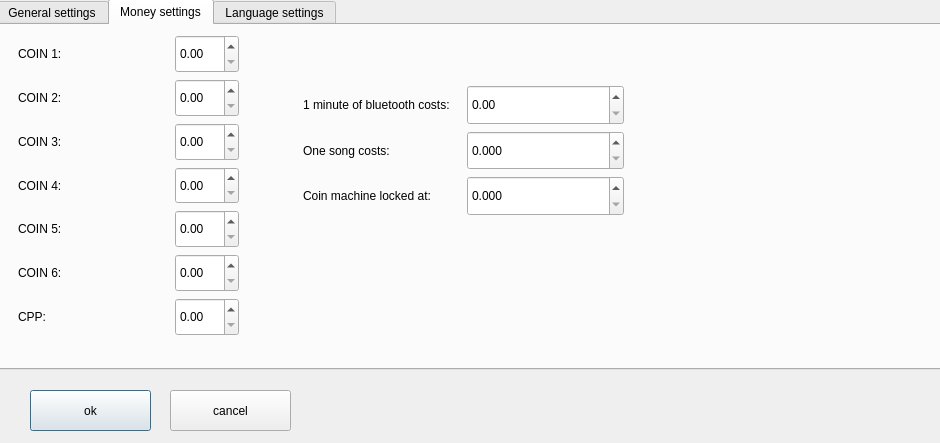
Before: the Qt Designer form blue-app/ui/ui-design/Settings.ui in matus-u/sz-bluetooth, drawn with Qt 5.
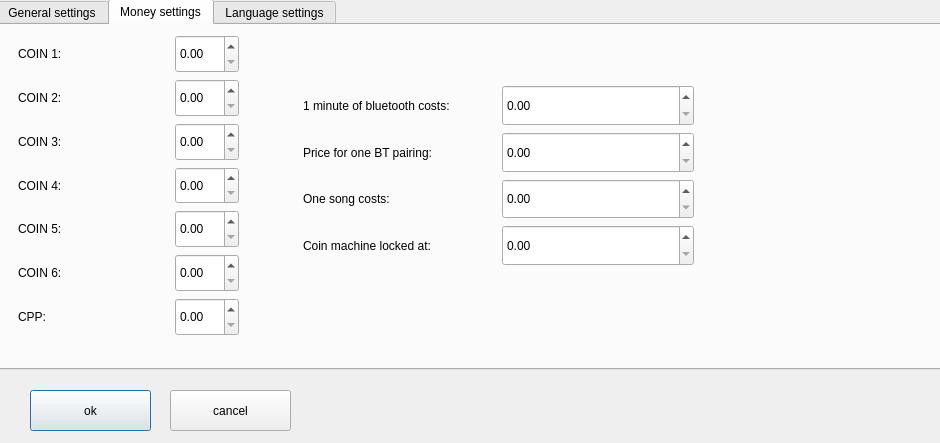
After: the same form once the commit is applied. The open tabs and pages were chosen to show the change.

Commit message: add new btMoneyOvertakeParam, add Indexes, and BWcompatible coin settings

What changed in the file:
```diff
--- a/blue-app/ui/ui-design/Settings.ui
+++ b/blue-app/ui/ui-design/Settings.ui
@@ -455,8 +455,8 @@
       <rect>
        <x>305</x>
        <y>60</y>
-       <width>321</width>
-       <height>131</height>
+       <width>391</width>
+       <height>181</height>
       </rect>
      </property>
      <layout class="QGridLayout" name="gridLayout_3">
@@ -483,14 +483,14 @@
         </property>
        </widget>
       </item>
-      <item row="1" column="0">
+      <item row="2" column="0">
        <widget class="QLabel" name="label_11">
         <property name="text">
          <string>One song costs:</string>
         </property>
        </widget>
       </item>
-      <item row="1" column="1">
+      <item row="2" column="1">
        <widget class="QDoubleSpinBox" name="songCostsValue">
         <property name="sizePolicy">
          <sizepolicy hsizetype="Minimum" vsizetype="Preferred">
@@ -499,21 +499,21 @@
          </sizepolicy>
         </property>
         <property name="decimals">
-         <number>3</number>
+         <number>2</number>
         </property>
         <property name="maximum">
          <double>999.990000000000009</double>
         </property>
        </widget>
       </item>
-      <item row="2" column="0">
+      <item row="3" column="0">
        <widget class="QLabel" name="label_15">
         <property name="text">
          <string>Coin machine locked at:</string>
         </property>
        </widget>
       </item>
-      <item row="2" column="1">
+      <item row="3" column="1">
        <widget class="QDoubleSpinBox" name="coinLockLevel">
         <property name="sizePolicy">
          <sizepolicy hsizetype="Minimum" vsizetype="Preferred">
@@ -522,13 +522,33 @@
          </sizepolicy>
         </property>
         <property name="decimals">
-         <number>3</number>
+         <number>2</number>
         </property>
         <property name="maximum">
          <double>100000.000000000000000</double>
         </property>
        </widget>
       </item>
+      <item row="1" column="0">
+       <widget class="QLabel" name="label_18">
+        <property name="text">
+         <string>Price for one BT pairing:</string>
+        </property>
+       </widget>
+      </item>
+      <item row="1" column="1">
+       <widget class="QDoubleSpinBox" name="btMoneyOvertakeValue">
+        <property name="sizePolicy">
+         <sizepolicy hsizetype="Minimum" vsizetype="Preferred">
+          <horstretch>0</horstretch>
+          <verstretch>0</verstretch>
+         </sizepolicy>
+        </property>
+        <property name="maximum">
+         <double>999.990000000000009</double>
+        </property>
+       </widget>
+      </item>
      </layout>
     </widget>
    </widget>
```
Left out of the diff: 2 changed lines with no effect on the pictures. The commit also changes 2 other files.
